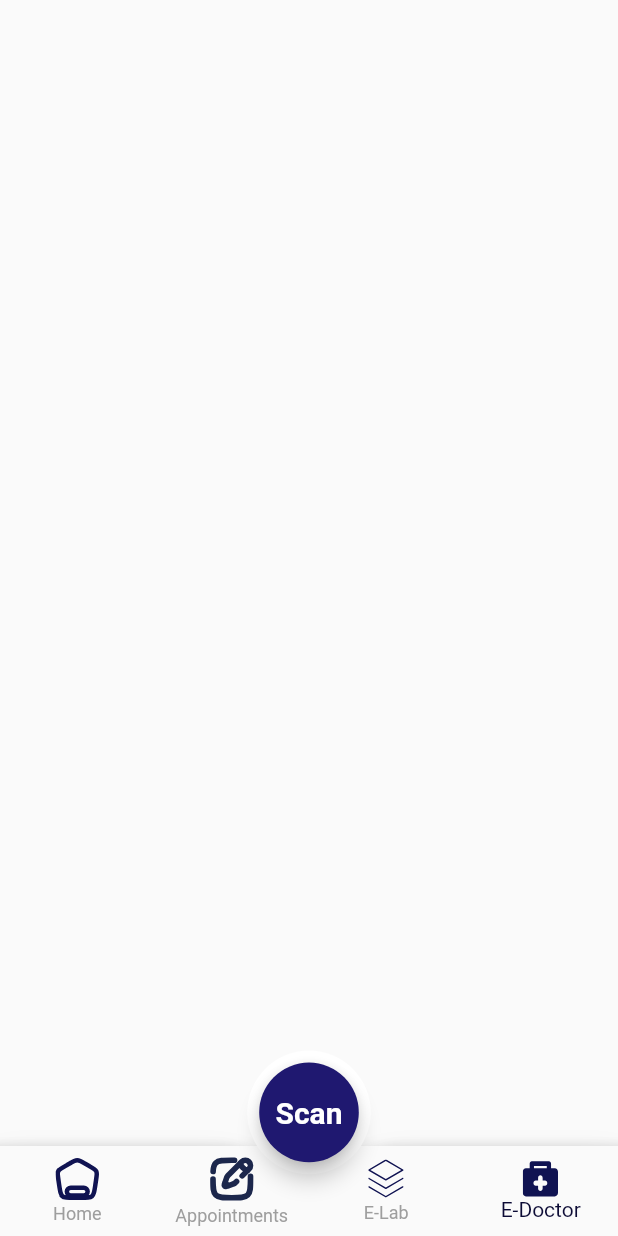
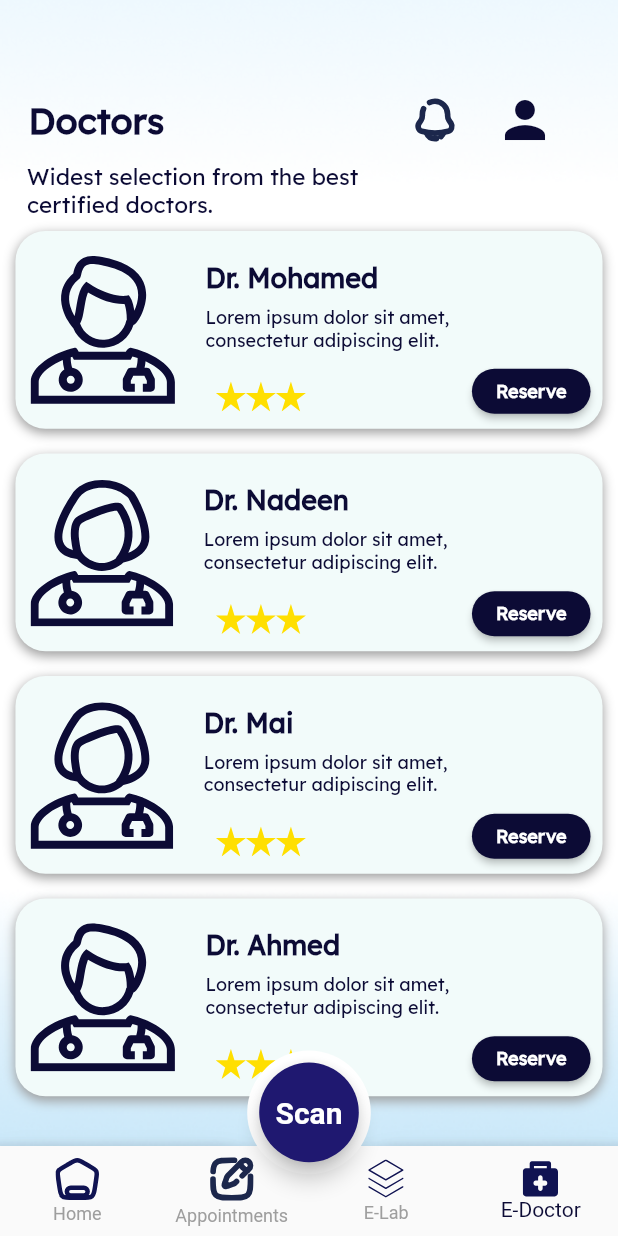
Before and after one commit to maryamyasserr/DermaByte, a Flutter app: the screen it shows after launch, item 4 of the bottom bar chosen, on a phone screen of 412 x 824 dp. Run offline on Flutter 3.47's test engine with Material 2 defaults, Android fonts, the light colour scheme and no system bars; our stand-ins replace flutter_svg, go_router, google_fonts.

Commit message:
Finish E-Doctor pages

```diff
--- a/lib/Core/utils/assets.dart
+++ b/lib/Core/utils/assets.dart
@@ -24,4 +24,7 @@ class Assets {
   static const kSugarTestIcon = 'assets/images/sugartest_icon.svg';
   static const kVirusTestIcon = 'assets/images/virustest_icon.svg';
   static const kXrayTestIcon = 'assets/images/xray_icon.svg';
+  static const kManIcon = 'assets/images/man_icon.svg';
+  static const kWomanIcon = 'assets/images/woman_icon.svg';
+  static const kAddIcon = 'assets/images/add_icon.svg';
 }
--- a/lib/Core/utils/routes.dart
+++ b/lib/Core/utils/routes.dart
@@ -6,8 +6,8 @@ import 'package:dermabyte/Features/Authentication/View/sign_up_doctor.dart';
 import 'package:dermabyte/Features/Authentication/View/sign_in.dart';
 import 'package:dermabyte/Features/Authentication/View/sign_up_lab.dart';
 import 'package:dermabyte/Features/Authentication/View/sign_up_patient.dart';
-import 'package:dermabyte/Features/E-lab/View/Widgets/reservation_view_body.dart';
-import 'package:dermabyte/Features/E-lab/View/reservation_view.dart';
+import 'package:dermabyte/Features/E-doctor/View/doctor_reservation_view.dart';
+import 'package:dermabyte/Features/E-lab/View/lab_reservation_view.dart';
 import 'package:dermabyte/Features/E-lab/View/scan_view.dart';
 import 'package:dermabyte/Features/Home/View/home_view.dart';
 import 'package:dermabyte/Features/Profile/View/profile_view.dart';
@@ -28,7 +28,8 @@ abstract class AppRoutes {
   static String kSignUpLab = '/SignUpLab';
   static String kHomeView = '/HomeView';
   static String kScanView = '/ScanView';
-  static String kReservationView = '/ReservationView';
+  static String kLabReservationView = '/LabReservationView';
+  static String kDoctorReservationView = '/DoctorReservationView';
 
 
   static final router = GoRouter(routes: [
@@ -45,6 +46,7 @@ abstract class AppRoutes {
     GoRoute(path: kSignUpLab, builder: (context, state) => const SignUpLab()),
     GoRoute(path: kHomeView, builder: (context, state) => const HomeView()),
     GoRoute(path: kScanView, builder: (context, state) => const ScanView()),
-    GoRoute(path: kReservationView, builder: (context, state) => const ReservationView()),
+    GoRoute(path: kLabReservationView, builder: (context, state) => const LabReservationView()),
+    GoRoute(path: kDoctorReservationView, builder: (context, state) => const DoctorReservationView()),
   ]);
 }
--- /dev/null
+++ b/lib/Features/E-doctor/View/Widgets/doctor_item.dart
@@ -0,0 +1,76 @@
+import 'package:dermabyte/Core/utils/colors.dart';
+import 'package:dermabyte/Core/utils/routes.dart';
+import 'package:dermabyte/Features/Appoinments/View/Widgets/card_button.dart';
+import 'package:dermabyte/Features/Appoinments/View/Widgets/card_text.dart';
+import 'package:flutter/material.dart';
+import 'package:flutter_svg/flutter_svg.dart';
+import 'package:go_router/go_router.dart';
+
+class DoctorItem extends StatelessWidget {
+  const DoctorItem(
+      {super.key,
+      required this.iconCard,
+      required this.doctorTitle,
+      required this.doctorSubTitle,
+      required this.textButton,
+      this.onPressed,
+      this.width});
+  final String iconCard, doctorTitle, doctorSubTitle, textButton;
+  final void Function()? onPressed;
+  final double? width;
+  @override
+  Widget build(BuildContext context) {
+    return Container(
+      width: MediaQuery.of(context).size.width * 0.95,
+      height: MediaQuery.of(context).size.height * 0.16,
+      decoration: BoxDecoration(
+          color: AppColors.kCardColor,
+          borderRadius: BorderRadius.circular(20),
+          boxShadow: const [
+            BoxShadow(
+              color: Colors.grey,
+              offset: Offset(0.0, 2.6),
+              blurRadius: 6.0,
+            )
+          ]),
+      child: Stack(
+        children: [
+          Row(
+            children: [
+            Padding(
+              padding: const EdgeInsets.only(top: 5, left: 10, bottom: 5 ,right: 10),
+              child: SvgPicture.asset(
+                iconCard,
+                height: MediaQuery.of(context).size.height * 0.12,
+              ),
+            ),
+            SizedBox(width: MediaQuery.of(context).size.width * 0.025),
+            CardText(
+              cardTitle: doctorTitle,
+              cardSubTitle: doctorSubTitle,
+            ),
+          ]),
+          Positioned(
+          right: 8,
+          bottom: 0,
+          child: CardButton(
+          textButton: textButton,
+          onPressed: (){
+            GoRouter.of(context).push(AppRoutes.kDoctorReservationView);
+          },
+        )),
+        Positioned
+        ( right:MediaQuery.of(context).size.width *0.48,
+          bottom: MediaQuery.of(context).size.height *0.014,
+          child: Row(
+          children: [
+          SvgPicture.asset('assets/images/star_icon.svg'),
+          SvgPicture.asset('assets/images/star_icon.svg'),
+          SvgPicture.asset('assets/images/star_icon.svg'),
+          ],
+        ))
+        ],
+      ),
+    );
+  }
+}
--- /dev/null
+++ b/lib/Features/E-doctor/View/Widgets/edoctor_view_body.dart
@@ -0,0 +1,90 @@
+import 'package:dermabyte/Core/Widgets/custom_appbar.dart';
+import 'package:dermabyte/Core/utils/assets.dart';
+import 'package:dermabyte/Core/utils/font_styels.dart';
+import 'package:dermabyte/Features/E-doctor/View/Widgets/doctor_item.dart';
+import 'package:flutter/material.dart';
+
+class EdoctorViewBody extends StatelessWidget {
+  EdoctorViewBody({super.key});
+
+ final List<DoctorItem> doctors = [
+      DoctorItem(
+        iconCard: Assets.kManIcon,
+        doctorTitle: 'Dr. Mohamed',
+        doctorSubTitle: 'Lorem ipsum dolor sit amet, consectetur adipiscing elit.',
+        onPressed: () {
+
+        },
+        textButton: 'Reserve',
+      ),
+      DoctorItem(
+        iconCard: Assets.kWomanIcon,
+        doctorTitle: 'Dr. Nadeen',
+        doctorSubTitle: 'Lorem ipsum dolor sit amet, consectetur adipiscing elit.',
+        onPressed: () {
+
+        },
+        textButton: 'Reserve',
+      ),
+      DoctorItem(
+        iconCard: Assets.kWomanIcon,
+        doctorTitle: 'Dr. Mai',
+        doctorSubTitle: 'Lorem ipsum dolor sit amet, consectetur adipiscing elit.',
+        onPressed: () {
+
+        },
+        textButton: 'Reserve',
+      ),
+      DoctorItem(
+        iconCard: Assets.kManIcon,
+        doctorTitle: 'Dr. Ahmed',
+        doctorSubTitle: 'Lorem ipsum dolor sit amet, consectetur adipiscing elit.',
+        onPressed: () {
+
+        },
+        textButton: 'Reserve',
+      ),
+    ];
+
+  @override
+  Widget build(BuildContext context) {
+    var mediaQuery = MediaQuery.of(context).size;
+    return Container(
+      decoration: const BoxDecoration(
+        image: DecorationImage(
+          image: AssetImage(Assets.kBackground),
+          fit: BoxFit.cover,
+        ),
+      ),
+      child: Padding(
+        padding: const EdgeInsets.all(10.0),
+        child: Column(
+          crossAxisAlignment: CrossAxisAlignment.start,
+          children: [
+            const CustomAppBar(title: 'Doctors'),
+            Padding(
+              padding: const EdgeInsets.all(8.0),
+              child: Text(
+                'Widest selection from the best\ncertified doctors.',
+                style: Styels.textStyle15_300,
+              ),
+            ),
+            Expanded(
+              child: ListView.builder(
+                itemCount: doctors.length,
+                itemBuilder: (context, index) {
+                  return Column(
+                    children: [
+                      doctors[index],
+                      SizedBox(height: mediaQuery.height * 0.02),
+                    ],
+                  );
+                },
+              ),
+            ),
+          ],
+        ),
+      ),
+    );
+  }
+}
--- a/lib/Features/E-doctor/View/edoctor_view.dart
+++ b/lib/Features/E-doctor/View/edoctor_view.dart
@@ -1,3 +1,4 @@
+import 'package:dermabyte/Features/E-doctor/View/Widgets/edoctor_view_body.dart';
 import 'package:flutter/material.dart';
 
 class EdoctorView extends StatelessWidget {
@@ -5,6 +6,6 @@ class EdoctorView extends StatelessWidget {
 
   @override
   Widget build(BuildContext context) {
-    return Container();
+    return EdoctorViewBody();
   }
 }
--- a/lib/Features/E-lab/View/Widgets/lab_item.dart
+++ b/lib/Features/E-lab/View/Widgets/lab_item.dart
@@ -60,7 +60,7 @@ class LabItem extends StatelessWidget {
             child: CardButton(
             textButton: textButton,
             onPressed: (){
-              GoRouter.of(context).push(AppRoutes.kReservationView);
+              GoRouter.of(context).push(AppRoutes.kLabReservationView);
             },
           )),
           Positioned
```
Also changed, not shown: lib/Features/E-doctor/View/Widgets/doctor_reservation_view_body.dart (renamed from lib/Features/E-lab/View/Widgets/reservation_view_body.dart, +33 -84 lines), lib/Features/E-doctor/View/doctor_reservation_view.dart (added, +13 -0 lines), lib/Features/E-lab/View/Widgets/lab_reservation_view_body.dart (added, +184 -0 lines), lib/Features/E-lab/View/lab_reservation_view.dart (added, +13 -0 lines), lib/Features/E-lab/View/reservation_view.dart (deleted, +0 -13 lines), assets/images/add_icon.svg (added), assets/images/man_icon.svg (added), assets/images/woman_icon.svg (added).
